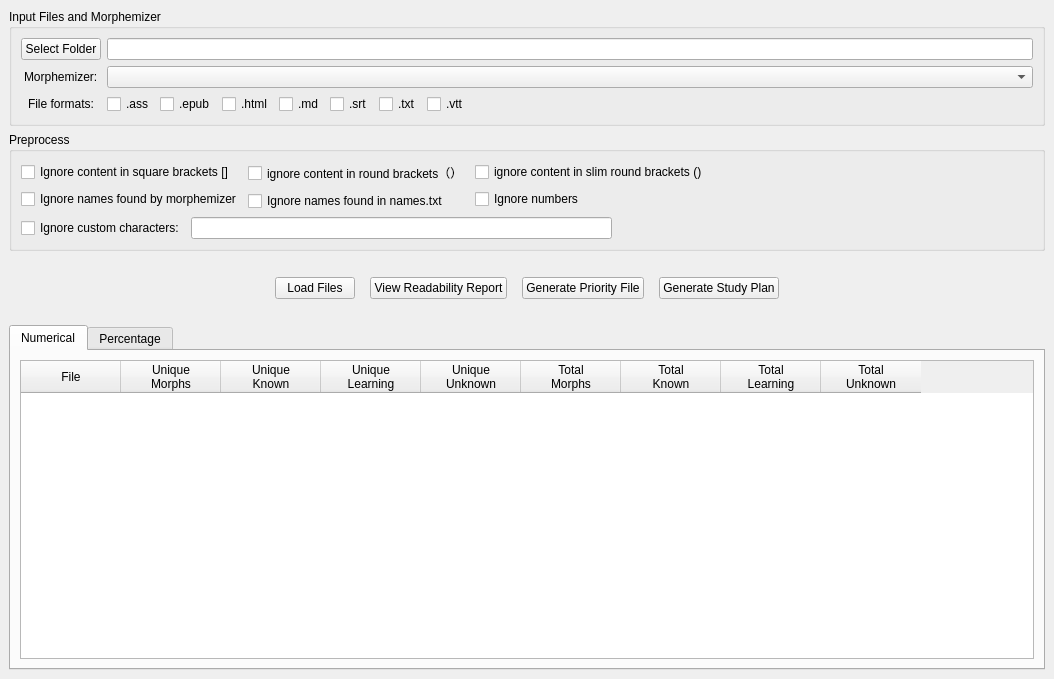
travv0/prioritysieve, file prioritysieve/ui/generators_window.ui: the form before one commit.
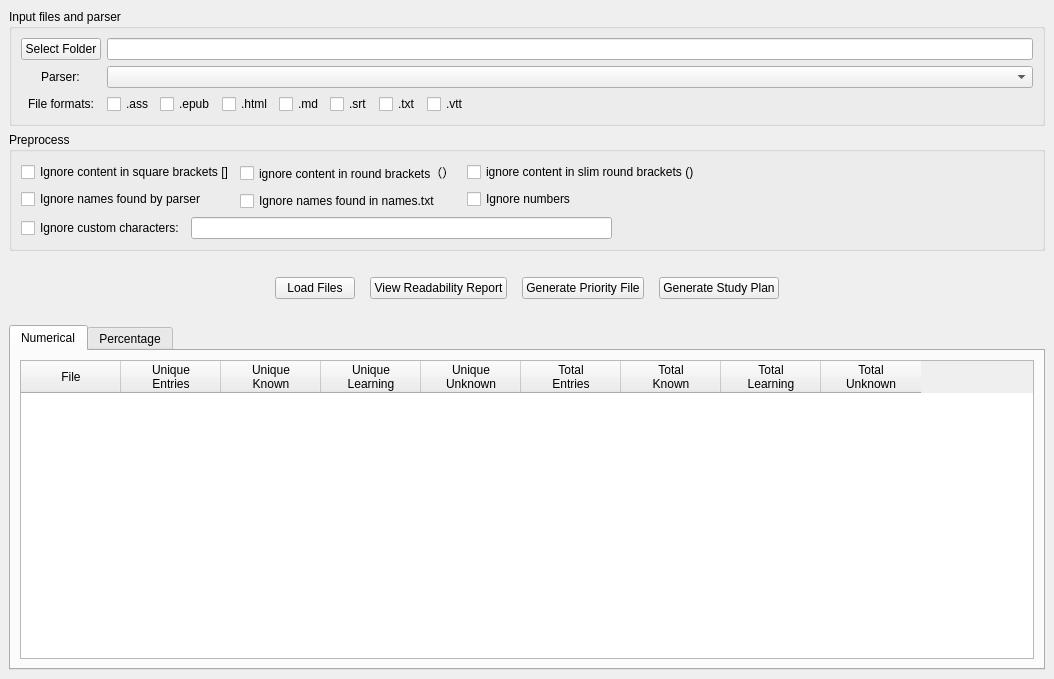
The form after the commit.

The edit to the form file:
```diff
--- a/prioritysieve/ui/generators_window.ui
+++ b/prioritysieve/ui/generators_window.ui
@@ -18,7 +18,7 @@
     <item>
      <widget class="QGroupBox" name="groupBox">
       <property name="title">
-       <string>Input Files and Morphemizer</string>
+       <string>Input files and parser</string>
       </property>
       <layout class="QVBoxLayout" name="verticalLayout_9">
        <item>
@@ -35,7 +35,7 @@
            <item alignment="Qt::AlignHCenter">
             <widget class="QLabel" name="label">
              <property name="text">
-              <string>Morphemizer:</string>
+              <string>Parser:</string>
              </property>
             </widget>
            </item>
@@ -153,7 +153,7 @@
            <item>
             <widget class="QCheckBox" name="namesMorphemizerCheckBox">
              <property name="text">
-              <string>Ignore names found by morphemizer</string>
+              <string>Ignore names found by parser</string>
              </property>
             </widget>
            </item>
@@ -327,7 +327,7 @@
           <column>
            <property name="text">
             <string>Unique
-Morphs</string>
+Entries</string>
            </property>
           </column>
           <column>
@@ -351,7 +351,7 @@
           <column>
            <property name="text">
             <string>Total
-Morphs</string>
+Entries</string>
            </property>
           </column>
           <column>
```
Left out of the diff: 4 changed lines with no effect on the pictures.
